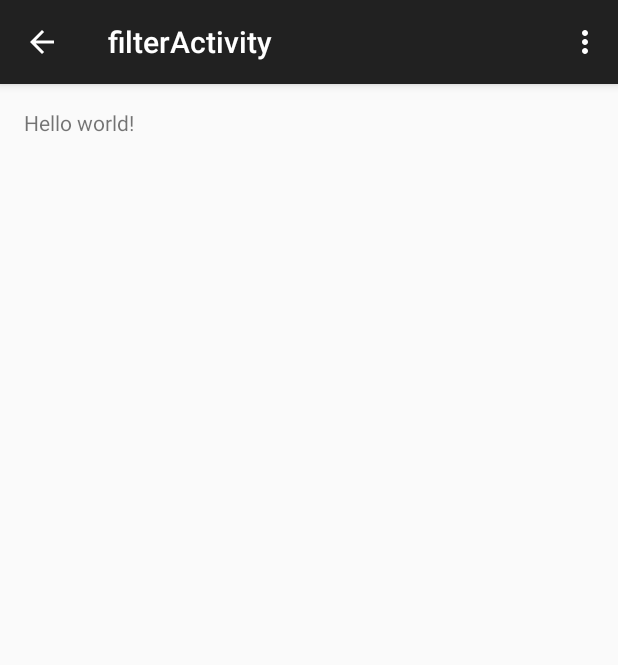
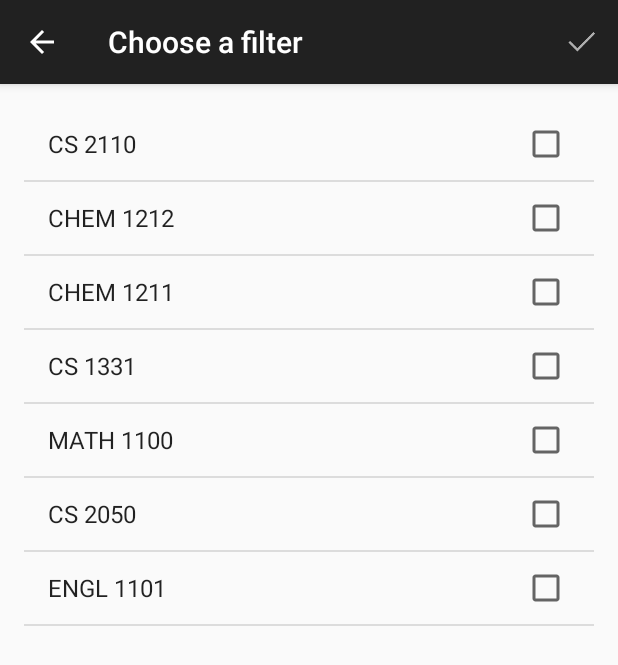
Before and after one commit to JinmingYu/GroupStudy, an Android app: the filterActivity screen opened directly, with no data from a screen before it, on a phone screen of 412 x 824 dp. Shown: the top 665 px of the screen. Run offline under Robolectric (Android 15) with nearby library versions, the phone set to English and light mode, and no system bars.

Commit message:
Set up the interface for Filters, just needs to be implemented Some touch ups on the make a group activity

```diff
--- a/app/src/main/java/appathon/groupstudy/activities/MainActivity.java
+++ b/app/src/main/java/appathon/groupstudy/activities/MainActivity.java
@@ -81,6 +81,10 @@ public class MainActivity extends ActionBarActivity {
             Intent myintent = new Intent(this,addGroup.class);
             startActivity(myintent);
         }
+        if(id == R.id.Filters){
+            Intent myIntent = new Intent(this,filterActivity.class);
+            startActivity(myIntent);
+        }
 
         return super.onOptionsItemSelected(item);
     }
--- a/app/src/main/java/appathon/groupstudy/activities/filterActivity.java
+++ b/app/src/main/java/appathon/groupstudy/activities/filterActivity.java
@@ -1,20 +1,35 @@
 package appathon.groupstudy.activities;
 
+import android.content.Intent;
 import android.support.v7.app.ActionBarActivity;
 import android.os.Bundle;
+import android.util.SparseBooleanArray;
 import android.view.Menu;
 import android.view.MenuItem;
+import android.widget.ArrayAdapter;
+import android.widget.ListView;
+
+import java.util.ArrayList;
 
 import appathon.groupstudy.R;
 
 public class filterActivity extends ActionBarActivity {
 
+    ListView listView;
+    ArrayAdapter<String> adapter;
     @Override
     protected void onCreate(Bundle savedInstanceState) {
         super.onCreate(savedInstanceState);
         setContentView(R.layout.activity_filter);
+
+        listView = (ListView)findViewById(R.id.list);
+        //Should load the list of strings into arrry
+        String[]classes = getResources().getStringArray(R.array.classes_array);
+        //Puts the choices into a multiple choice list
+        adapter = new ArrayAdapter<String>(this,android.R.layout.simple_list_item_multiple_choice,classes);
+        listView.setChoiceMode(ListView.CHOICE_MODE_MULTIPLE);
+        listView.setAdapter(adapter);
     }
-
 
     @Override
     public boolean onCreateOptionsMenu(Menu menu) {
@@ -30,9 +45,29 @@ public class filterActivity extends ActionBarActivity {
         // as you specify a parent activity in AndroidManifest.xml.
         int id = item.getItemId();
 
-        //noinspection SimplifiableIfStatement
-        if (id == R.id.action_settings) {
-            return true;
+
+        if(id== R.id.confirm){
+            SparseBooleanArray checked = listView.getCheckedItemPositions();
+            ArrayList<String> selectedItems = new ArrayList<String>();
+
+            //TODO:Edit this code for Firebase updating if possible
+            for(int i=0;i<checked.size();i++){
+                //Item position in adapter
+                int position = checked.keyAt(i);
+
+                if(checked.valueAt(i)){
+                    selectedItems.add(adapter.getItem(position));
+                }
+            }
+            String[] outputStrArr = new String[selectedItems.size()];
+            for(int i =0; i< selectedItems.size();i++){
+                outputStrArr[i] = selectedItems.get(i);
+            }
+            //TODO:could posibily turn in to post item and reload
+            //Takes us back to the main intent and closes this one
+            Intent myIntent = new Intent(this,MainActivity.class);
+            startActivity(myIntent);
+            finish();
         }
 
         return super.onOptionsItemSelected(item);
--- a/app/src/main/java/appathon/groupstudy/models/Filters.java
+++ b/app/src/main/java/appathon/groupstudy/models/Filters.java
@@ -6,5 +6,5 @@ import android.widget.Filter;
  * Created by Jinming on 4/18/2015.
  */
 public class Filters {
-    List<Post> filter
+    //List<Post> filter
 }
--- a/app/src/main/res/layout/activity_filter.xml
+++ b/app/src/main/res/layout/activity_filter.xml
@@ -6,7 +6,11 @@
     android:paddingBottom="@dimen/activity_vertical_margin"
     tools:context="appathon.groupstudy.activities.filterActivity">
 
-    <TextView android:text="@string/hello_world" android:layout_width="wrap_content"
-        android:layout_height="wrap_content" />
+    <ListView
+        android:id="@+id/list"
+        android:layout_width="fill_parent"
+        android:layout_height="fill_parent">
+
+        </ListView>
 
 </RelativeLayout>
--- a/app/src/main/res/menu/menu_filter.xml
+++ b/app/src/main/res/menu/menu_filter.xml
@@ -2,6 +2,11 @@
     xmlns:app="http://schemas.android.com/apk/res-auto"
     xmlns:tools="http://schemas.android.com/tools"
     tools:context="appathon.groupstudy.activities.filterActivity">
-    <item android:id="@+id/action_settings" android:title="@string/action_settings"
-        android:orderInCategory="100" app:showAsAction="never" />
+
+    <item android:id="@+id/confirm"
+        android:title="@string/confirmFilters"
+        android:icon="@drawable/ic_action_name"
+        android:orderInCategory="100"
+        app:showAsAction="ifRoom"
+        />
 </menu>
--- a/app/src/main/res/values/strings.xml
+++ b/app/src/main/res/values/strings.xml
@@ -9,7 +9,8 @@
     <string name="title">Title</string>
     <string name="class_label">Class</string>
     <string name="additional_information">Additional Information</string>
-
+    <string name="title_activity_filter">Choose a filter</string>
+    <string name="confirmFilters">Confirm</string>
 
     <!--Strings for spinner-->
     <string name="location_prompt">Choose a location</string>
@@ -19,7 +20,15 @@
         <item>Library</item>
         <item>Tech Square</item>
     </string-array>
-    <string name="title_activity_filter">filterActivity</string>
 
-    <string name="hello_world">Hello world!</string>
+    <string name="classes_prompt">Pick a class</string>
+    <string-array name="classes_array">
+        <item>CS 2110</item>
+        <item>CHEM 1212</item>
+        <item>CHEM 1211</item>
+        <item>CS 1331</item>
+        <item>MATH 1100</item>
+        <item>CS 2050</item>
+        <item>ENGL 1101</item>
+    </string-array>
 </resources>
```
Also changed, not shown: app/src/main/java/appathon/groupstudy/activities/addGroup.java (+4 -3 lines), app/src/main/res/layout/activity_add_group.xml (+29 -14 lines).
